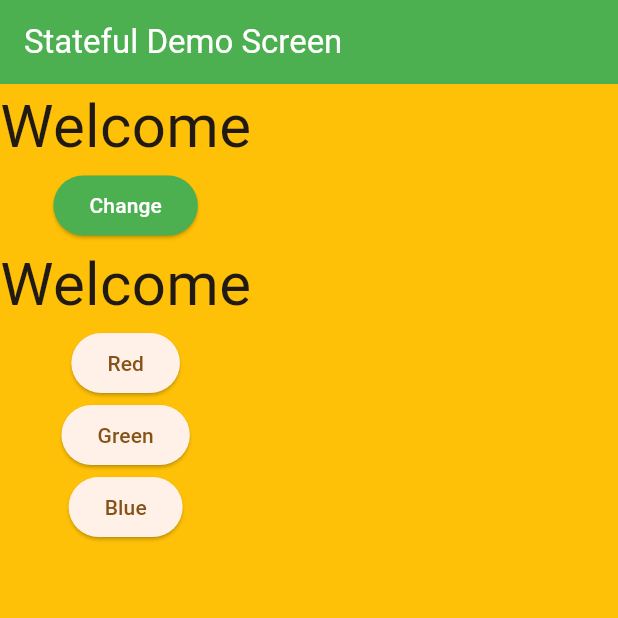
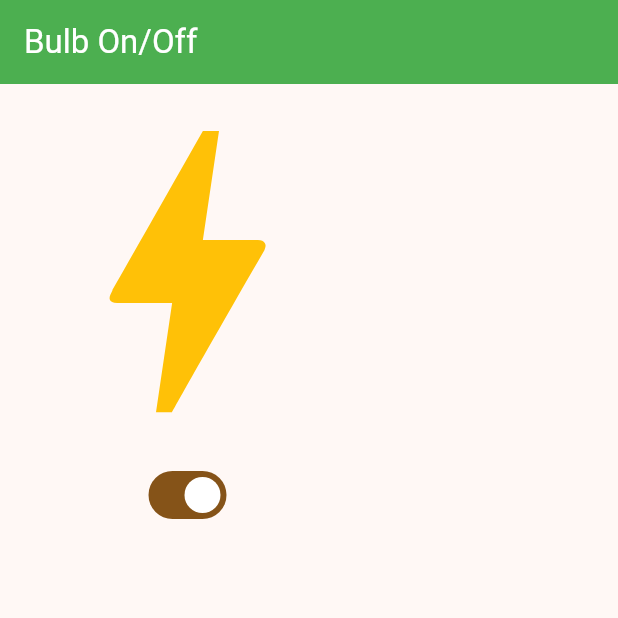
Before and after one commit to abidroid/akti_batch4_flutter, a Flutter app: the screen it shows after launch, on a phone screen of 412 x 824 dp, the top half of it. Run offline on Flutter 3.47's test engine with Material 3 defaults, Android fonts, the phone set to English and light mode, and no system bars.

Commit message:
switch demo

```diff
--- a/lib/main.dart
+++ b/lib/main.dart
@@ -1,3 +1,4 @@
+import 'package:akti_batch4_flutter/screens/bulb_on_off_screen.dart';
 import 'package:akti_batch4_flutter/screens/button_demo_screen.dart';
 import 'package:akti_batch4_flutter/screens/first_screen.dart';
 import 'package:akti_batch4_flutter/screens/gridview_demo1_screen.dart';
@@ -27,7 +28,7 @@ class MyApp extends StatelessWidget {
         colorScheme: ColorScheme.fromSeed(seedColor: Colors.orange),
         useMaterial3: true,
       ),
-      home:  StatefulDemoScreen(), // launcher screen
+      home:  BulbOnOffScreen(), // launcher screen
     );
   }
 }
--- /dev/null
+++ b/lib/screens/bulb_on_off_screen.dart
@@ -0,0 +1,36 @@
+import 'package:flutter/material.dart';
+
+class BulbOnOffScreen extends StatefulWidget {
+  const BulbOnOffScreen({super.key});
+
+  @override
+  State<BulbOnOffScreen> createState() => _BulbOnOffScreenState();
+}
+
+class _BulbOnOffScreenState extends State<BulbOnOffScreen> {
+
+  // initial state
+  bool switchStatus = true;
+
+  @override
+  Widget build(BuildContext context) {
+    return Scaffold(
+        appBar: AppBar(
+          backgroundColor: Colors.green,
+          foregroundColor: Colors.white,
+          title: const Text('Bulb On/Off'),
+        ),
+        body: Column(
+          children: [
+            Icon(Icons.bolt, size: 250, color: switchStatus ? Colors.amber : Colors.black,),
+            Switch(value: switchStatus, onChanged: (newValue) {
+              switchStatus = newValue;
+              setState(() {
+
+              });
+
+            })
+          ],
+        ));
+  }
+}
```
